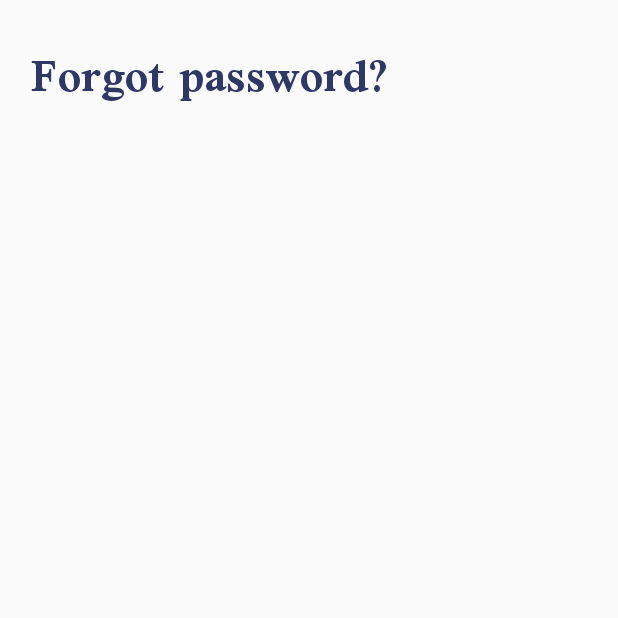
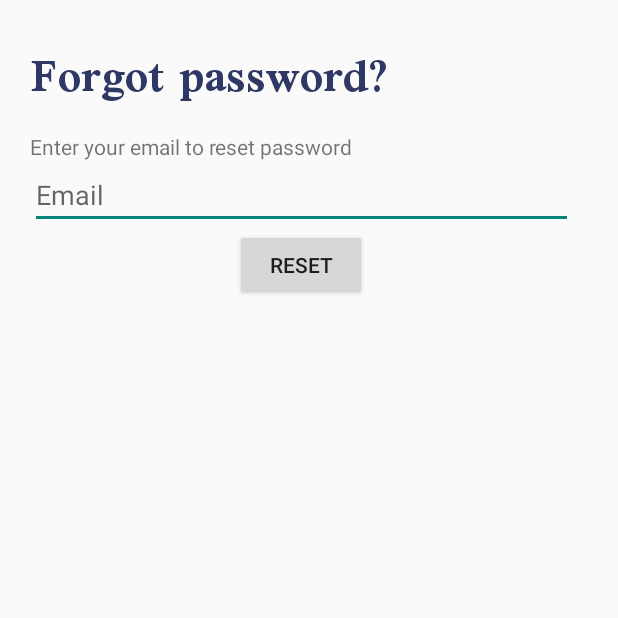
Before and after one commit to KhoaLang/Do_an_phat_trien_ung_dung, an Android app: the ForgotPassActivity screen opened directly, with no data from a screen before it, on a phone screen of 412 x 824 dp, the top half of it. Run offline under Robolectric (Android 15) with nearby library versions, the phone set to English and light mode, and no system bars; our stand-ins replace Firebase (no records; nobody signed in at launch, a user with empty details on screens opened directly).

Commit message:
ForgotPassword: them tinh nang reset mat khau

```diff
--- a/ProjectLandView/app/src/main/java/com/example/landview/ForgotPassActivity.java
+++ b/ProjectLandView/app/src/main/java/com/example/landview/ForgotPassActivity.java
@@ -1,14 +1,88 @@
 package com.example.landview;
 
+import android.app.ProgressDialog;
+import android.app.UiAutomation;
 import android.os.Bundle;
+import android.text.TextUtils;
+import android.util.Patterns;
+import android.view.View;
+import android.widget.Button;
+import android.widget.EditText;
+import android.widget.Toast;
 
+import androidx.annotation.NonNull;
 import androidx.annotation.Nullable;
 import androidx.appcompat.app.AppCompatActivity;
 
+import com.google.android.gms.tasks.OnCompleteListener;
+import com.google.android.gms.tasks.OnFailureListener;
+import com.google.android.gms.tasks.Task;
+import com.google.firebase.FirebaseNetworkException;
+import com.google.firebase.auth.FirebaseAuth;
+import com.google.firebase.auth.FirebaseAuthException;
+import com.google.firebase.auth.FirebaseAuthInvalidCredentialsException;
+import com.google.firebase.auth.FirebaseAuthInvalidUserException;
+
 public class ForgotPassActivity extends AppCompatActivity {
+
+    private FirebaseAuth mAuth;
+    private Button resetPasswordBtn;
+    private EditText resetEmailEt;
+    ProgressDialog progressDialog;
+
     @Override
     protected void onPostCreate(@Nullable Bundle savedInstanceState) {
         super.onPostCreate(savedInstanceState);
         setContentView(R.layout.layout_forgot_password);
+        resetPasswordBtn = findViewById(R.id.reset_password_btn);
+        resetEmailEt = findViewById(R.id.reset_email_et);
+
+        // Tạo propressDialog
+        progressDialog = new ProgressDialog(this);
+        progressDialog.setProgressStyle(ProgressDialog.STYLE_SPINNER);
+
+        resetPasswordBtn.setOnClickListener(new View.OnClickListener() {
+            @Override
+            public void onClick(View view) {
+                String email = resetEmailEt.getText().toString().trim();
+                if(checkData(email)){
+                    resetEmail(email);
+                }
+            }
+        });
+
+    }
+
+    private void resetEmail(String email) {
+        progressDialog.show();
+        mAuth = FirebaseAuth.getInstance();
+        mAuth.sendPasswordResetEmail(email).addOnCompleteListener(new OnCompleteListener<Void>() {
+            @Override
+            public void onComplete(@NonNull Task<Void> task) {
+                if(task.isSuccessful()){
+                    progressDialog.dismiss();
+                    Toast.makeText(ForgotPassActivity.this, "Email send.", Toast.LENGTH_SHORT).show();
+                } else {
+                    // Kì lạ cái này ko bắt được exception
+                    progressDialog.dismiss();
+                    Toast.makeText(ForgotPassActivity.this, "Can't send email.", Toast.LENGTH_SHORT).show();
+                }
+
+            }
+        });
+    }
+
+    // Kiểm tra địa chỉ email
+    boolean checkData(String email){
+        if(TextUtils.isEmpty(email)){
+            resetEmailEt.setError("Trống");
+            resetEmailEt.setFocusable(true);
+            return false;
+        } else if( !Patterns.EMAIL_ADDRESS.matcher(email).matches()){ // sai form email
+            resetEmailEt.setError("Định dạng email không đúng");
+            resetEmailEt.setFocusable(true);
+            return false;
+        }
+        return true;
     }
 }
--- a/ProjectLandView/app/src/main/res/layout/layout_forgot_password.xml
+++ b/ProjectLandView/app/src/main/res/layout/layout_forgot_password.xml
@@ -14,5 +14,24 @@
         android:fontFamily="@font/scheherazade_bold"
         android:textColor="@color/text_desColor"
         android:textSize="40sp"/>
+    <TextView
+        android:layout_width="wrap_content"
+        android:layout_height="wrap_content"
+        android:text="Enter your email to reset password"
+        />
+    <EditText
+        android:id="@+id/reset_email_et"
+        android:layout_width="match_parent"
+        android:layout_height="wrap_content"
+        android:hint="Email"
+        />
+
+    <Button
+        android:id="@+id/reset_password_btn"
+        android:layout_width="wrap_content"
+        android:layout_height="wrap_content"
+        android:layout_gravity="center|center_horizontal"
+        android:text="Reset"
+        />
 
 </LinearLayout>
```
